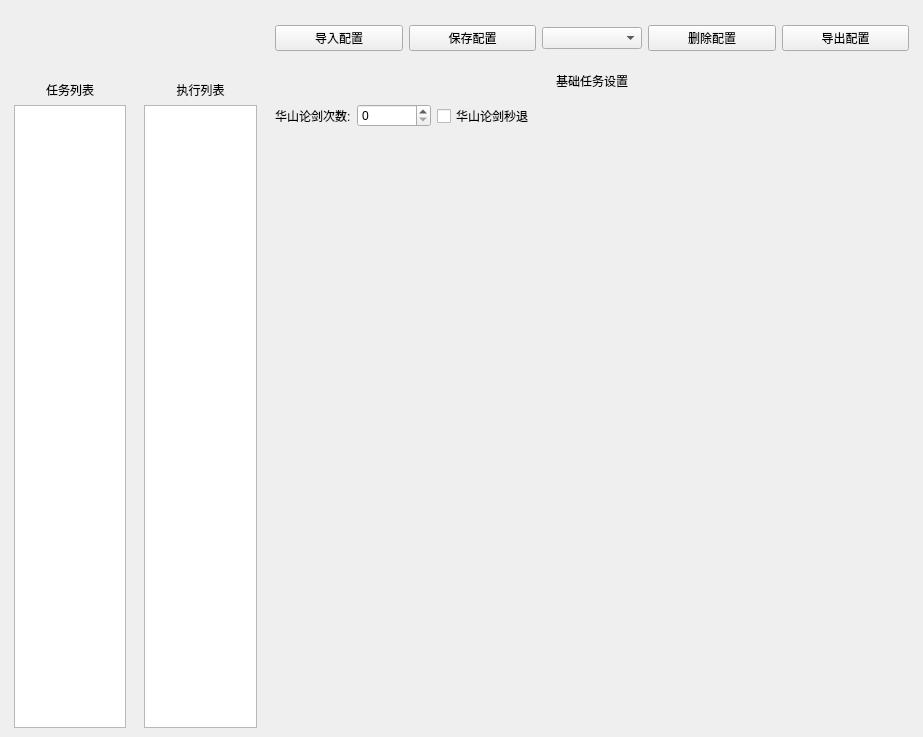
Thetrint/snow-elves, file ui/ScriptWindow.ui: the form before one commit.
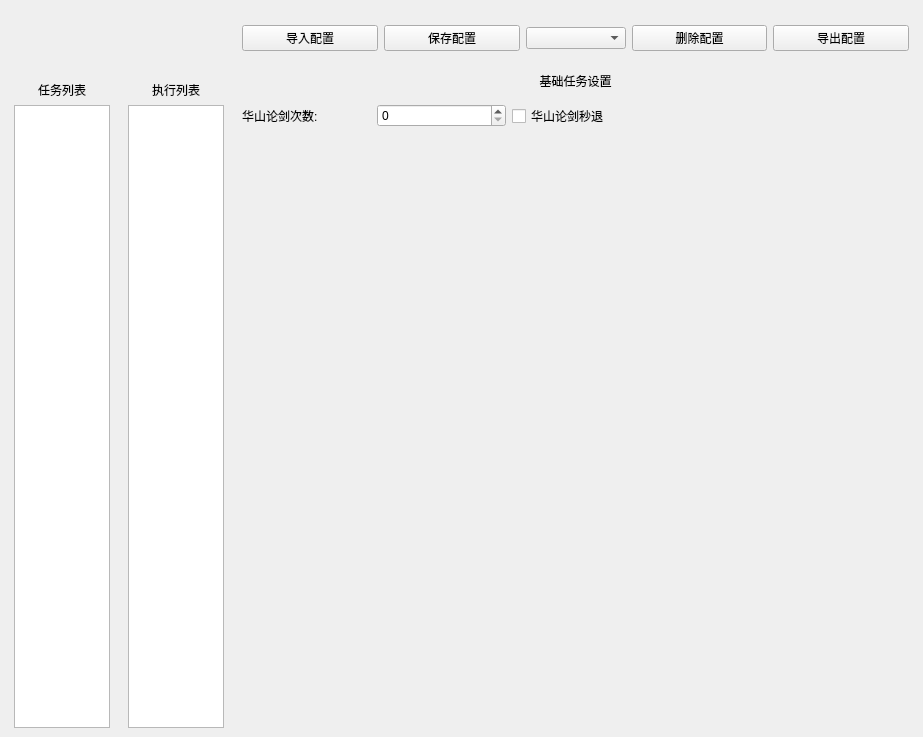
The form after the commit.

Diff of the .ui file:
```diff
--- a/ui/ScriptWindow.ui
+++ b/ui/ScriptWindow.ui
@@ -137,7 +137,7 @@
     <widget class="QStackedWidget" name="stackedWidget">
      <property name="sizePolicy">
       <sizepolicy hsizetype="Preferred" vsizetype="Preferred">
-       <horstretch>5</horstretch>
+       <horstretch>6</horstretch>
        <verstretch>0</verstretch>
       </sizepolicy>
      </property>
@@ -224,7 +224,7 @@
             </property>
             <property name="sizeHint" stdset="0">
              <size>
-              <width>375</width>
+              <width>300</width>
               <height>20</height>
              </size>
             </property>
```
